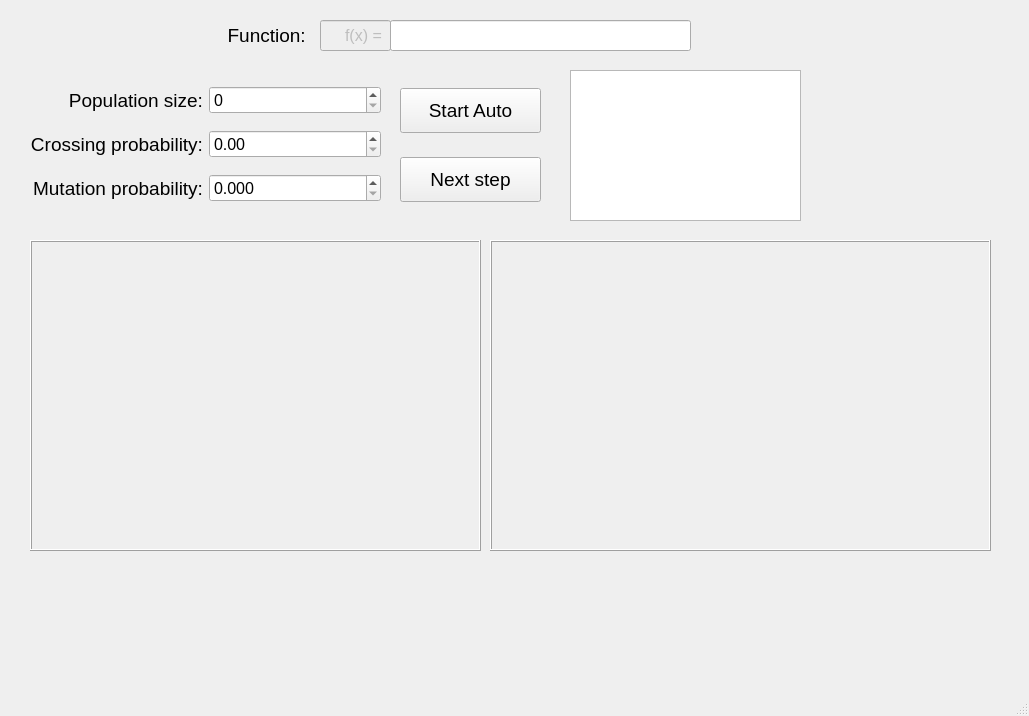
Before: the Qt Designer form Window.ui in de-nuke/SimpleGeneticAlgorithm, drawn with Qt 5.
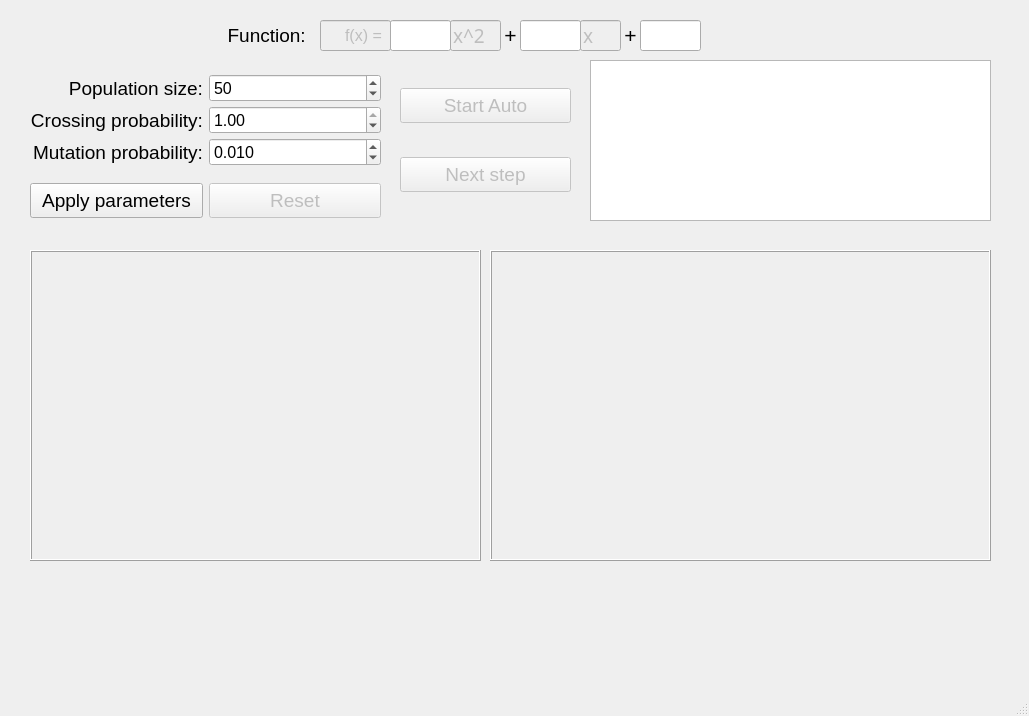
After: the same form once the commit is applied.

Commit message: Applying parameters

```diff
--- a/Window.ui
+++ b/Window.ui
@@ -40,7 +40,7 @@
      <rect>
       <x>390</x>
       <y>20</y>
-      <width>301</width>
+      <width>61</width>
       <height>31</height>
      </rect>
     </property>
@@ -89,7 +89,7 @@
       <x>30</x>
       <y>70</y>
       <width>351</width>
-      <height>151</height>
+      <height>101</height>
      </rect>
     </property>
     <layout class="QGridLayout" name="gridLayout">
@@ -155,7 +155,10 @@
         <bool>true</bool>
        </property>
        <property name="maximum">
-        <number>150</number>
+        <number>1000</number>
+       </property>
+       <property name="value">
+        <number>50</number>
        </property>
       </widget>
      </item>
@@ -175,6 +178,9 @@
        <property name="singleStep">
         <double>0.010000000000000</double>
        </property>
+       <property name="value">
+        <double>1.000000000000000</double>
+       </property>
       </widget>
      </item>
      <item row="2" column="1">
@@ -196,6 +202,9 @@
        <property name="singleStep">
         <double>0.001000000000000</double>
        </property>
+       <property name="value">
+        <double>0.010000000000000</double>
+       </property>
       </widget>
      </item>
     </layout>
@@ -204,32 +213,17 @@
     <property name="geometry">
      <rect>
       <x>400</x>
-      <y>70</y>
-      <width>141</width>
-      <height>151</height>
+      <y>60</y>
+      <width>171</width>
+      <height>161</height>
      </rect>
     </property>
     <layout class="QGridLayout" name="gridLayout_2">
-     <item row="0" column="0">
-      <widget class="QPushButton" name="start_auto_btn">
-       <property name="font">
-        <font>
-         <pointsize>14</pointsize>
-        </font>
-       </property>
-       <property name="cursor">
-        <cursorShape>PointingHandCursor</cursorShape>
-       </property>
-       <property name="styleSheet">
-        <string notr="true">padding: 10px;</string>
-       </property>
-       <property name="text">
-        <string>Start Auto</string>
-       </property>
-      </widget>
-     </item>
      <item row="1" column="0">
       <widget class="QPushButton" name="next_step_btn">
+       <property name="enabled">
+        <bool>false</bool>
+       </property>
        <property name="font">
         <font>
          <pointsize>14</pointsize>
@@ -239,22 +233,43 @@
         <cursorShape>PointingHandCursor</cursorShape>
        </property>
        <property name="styleSheet">
-        <string notr="true">padding: 10px;</string>
+        <string notr="true">padding:5px;</string>
        </property>
        <property name="text">
         <string>Next step</string>
        </property>
       </widget>
      </item>
+     <item row="0" column="0">
+      <widget class="QPushButton" name="start_auto_btn">
+       <property name="enabled">
+        <bool>false</bool>
+       </property>
+       <property name="font">
+        <font>
+         <pointsize>14</pointsize>
+        </font>
+       </property>
+       <property name="cursor">
+        <cursorShape>PointingHandCursor</cursorShape>
+       </property>
+       <property name="styleSheet">
+        <string notr="true">padding: 5px;</string>
+       </property>
+       <property name="text">
+        <string>Start Auto</string>
+       </property>
+      </widget>
+     </item>
     </layout>
    </widget>
    <widget class="QGraphicsView" name="canvas">
     <property name="geometry">
      <rect>
-      <x>570</x>
-      <y>70</y>
-      <width>231</width>
-      <height>151</height>
+      <x>590</x>
+      <y>60</y>
+      <width>401</width>
+      <height>161</height>
      </rect>
     </property>
    </widget>
@@ -262,7 +277,7 @@
     <property name="geometry">
      <rect>
       <x>30</x>
-      <y>240</y>
+      <y>250</y>
       <width>451</width>
       <height>311</height>
      </rect>
@@ -278,7 +293,7 @@
     <property name="geometry">
      <rect>
       <x>490</x>
-      <y>240</y>
+      <y>250</y>
       <width>501</width>
       <height>311</height>
      </rect>
@@ -290,6 +305,189 @@
      <enum>QFrame::Raised</enum>
     </property>
    </widget>
+   <widget class="QLineEdit" name="lineEdit_2">
+    <property name="enabled">
+     <bool>false</bool>
+    </property>
+    <property name="geometry">
+     <rect>
+      <x>450</x>
+      <y>20</y>
+      <width>51</width>
+      <height>31</height>
+     </rect>
+    </property>
+    <property name="font">
+     <font>
+      <family>Meiryo</family>
+      <pointsize>14</pointsize>
+      <weight>50</weight>
+      <bold>false</bold>
+     </font>
+    </property>
+    <property name="cursor">
+     <cursorShape>IBeamCursor</cursorShape>
+    </property>
+    <property name="text">
+     <string>x^2</string>
+    </property>
+   </widget>
+   <widget class="QLineEdit" name="a1_input">
+    <property name="geometry">
+     <rect>
+      <x>520</x>
+      <y>20</y>
+      <width>61</width>
+      <height>31</height>
+     </rect>
+    </property>
+    <property name="font">
+     <font>
+      <family>Meiryo</family>
+      <pointsize>14</pointsize>
+      <weight>50</weight>
+      <bold>false</bold>
+     </font>
+    </property>
+    <property name="text">
+     <string/>
+    </property>
+   </widget>
+   <widget class="QLineEdit" name="lineEdit_4">
+    <property name="enabled">
+     <bool>false</bool>
+    </property>
+    <property name="geometry">
+     <rect>
+      <x>580</x>
+      <y>20</y>
+      <width>41</width>
+      <height>31</height>
+     </rect>
+    </property>
+    <property name="font">
+     <font>
+      <family>Meiryo</family>
+      <pointsize>14</pointsize>
+      <weight>50</weight>
+      <bold>false</bold>
+     </font>
+    </property>
+    <property name="text">
+     <string>x</string>
+    </property>
+   </widget>
+   <widget class="QLineEdit" name="a0_input">
+    <property name="geometry">
+     <rect>
+      <x>640</x>
+      <y>20</y>
+      <width>61</width>
+      <height>31</height>
+     </rect>
+    </property>
+    <property name="font">
+     <font>
+      <family>Meiryo</family>
+      <pointsize>14</pointsize>
+      <weight>50</weight>
+      <bold>false</bold>
+     </font>
+    </property>
+    <property name="text">
+     <string/>
+    </property>
+   </widget>
+   <widget class="QLabel" name="label">
+    <property name="geometry">
+     <rect>
+      <x>500</x>
+      <y>20</y>
+      <width>21</width>
+      <height>31</height>
+     </rect>
+    </property>
+    <property name="font">
+     <font>
+      <pointsize>16</pointsize>
+     </font>
+    </property>
+    <property name="text">
+     <string>+</string>
+    </property>
+    <property name="alignment">
+     <set>Qt::AlignCenter</set>
+    </property>
+   </widget>
+   <widget class="QLabel" name="label_2">
+    <property name="geometry">
+     <rect>
+      <x>620</x>
+      <y>20</y>
+      <width>21</width>
+      <height>31</height>
+     </rect>
+    </property>
+    <property name="font">
+     <font>
+      <pointsize>16</pointsize>
+     </font>
+    </property>
+    <property name="text">
+     <string>+</string>
+    </property>
+    <property name="alignment">
+     <set>Qt::AlignCenter</set>
+    </property>
+   </widget>
+   <widget class="QWidget" name="horizontalLayoutWidget">
+    <property name="geometry">
+     <rect>
+      <x>30</x>
+      <y>180</y>
+      <width>351</width>
+      <height>41</height>
+     </rect>
+    </property>
+    <layout class="QHBoxLayout" name="horizontalLayout">
+     <item>
+      <widget class="QPushButton" name="apply_btn">
+       <property name="font">
+        <font>
+         <pointsize>14</pointsize>
+        </font>
+       </property>
+       <property name="cursor">
+        <cursorShape>PointingHandCursor</cursorShape>
+       </property>
+       <property name="styleSheet">
+        <string notr="true">padding: 5px;</string>
+       </property>
+       <property name="text">
+        <string>Apply parameters</string>
+       </property>
+      </widget>
+     </item>
+     <item>
+      <widget class="QPushButton" name="reset_btn">
+       <property name="enabled">
+        <bool>false</bool>
+       </property>
+       <property name="font">
+        <font>
+         <pointsize>14</pointsize>
+        </font>
+       </property>
+       <property name="styleSheet">
+        <string notr="true">padding:5px;</string>
+       </property>
+       <property name="text">
+        <string>Reset</string>
+       </property>
+      </widget>
+     </item>
+    </layout>
+   </widget>
   </widget>
   <widget class="QMenuBar" name="menubar">
    <property name="geometry">
```
Left out of the diff: 8 changed lines with no effect on the pictures. The commit also changes 6 other files.
